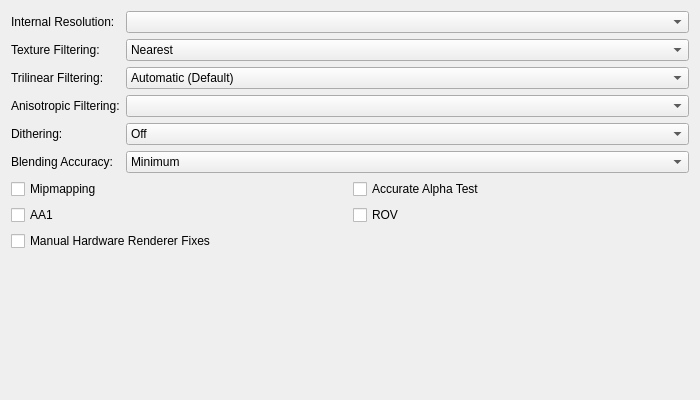
First picture: the form in pcsx2-qt/Settings/GraphicsHardwareRenderingSettingsTab.ui, repository TJnotJT/pcsx2, before the edit.
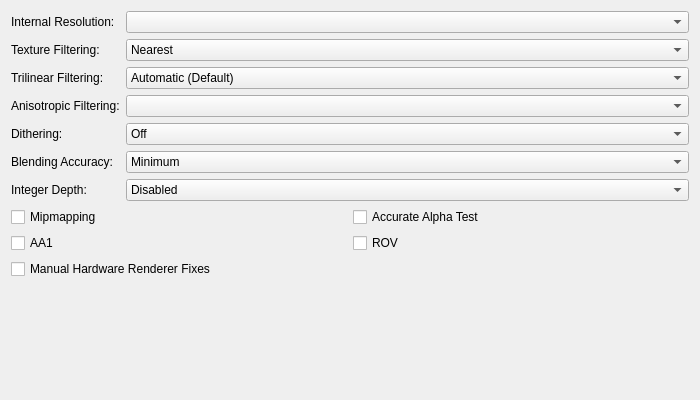
Second picture: the form after the edit.

```diff
--- a/pcsx2-qt/Settings/GraphicsHardwareRenderingSettingsTab.ui
+++ b/pcsx2-qt/Settings/GraphicsHardwareRenderingSettingsTab.ui
@@ -48,7 +48,7 @@
      </item>
     </widget>
    </item>
-   <item row="6" column="0" colspan="2">
+   <item row="7" column="0" colspan="2">
     <layout class="QGridLayout" name="hardwareRenderingOptionsLayout">
      <item row="0" column="1">
       <widget class="QCheckBox" name="accurateAlphaTest">
@@ -181,6 +181,25 @@
      </item>
     </widget>
    </item>
+   <item row="6" column="1">
+    <widget class="QComboBox" name="intDepth">
+     <item>
+      <property name="text">
+       <string>Disabled</string>
+      </property>
+     </item>
+     <item>
+      <property name="text">
+       <string>Enabled</string>
+      </property>
+     </item>
+     <item>
+      <property name="text">
+       <string>Always On (Debug)</string>
+      </property>
+     </item>
+    </widget>
+   </item>
    <item row="2" column="1">
     <widget class="QComboBox" name="trilinearFiltering">
      <item>
@@ -215,6 +234,16 @@
      </property>
     </widget>
    </item>
+   <item row="6" column="0">
+    <widget class="QLabel" name="intDepthLabel">
+     <property name="text">
+      <string>Integer Depth:</string>
+     </property>
+     <property name="buddy">
+      <cstring>intDepth</cstring>
+     </property>
+    </widget>
+   </item>
    <item row="2" column="0">
     <widget class="QLabel" name="trilinearFilterLabel">
      <property name="text">
@@ -225,7 +254,7 @@
      </property>
     </widget>
    </item>
-   <item row="7" column="0">
+   <item row="8" column="0">
     <spacer name="verticalSpacer">
      <property name="orientation">
       <enum>Qt::Orientation::Vertical</enum>
```
